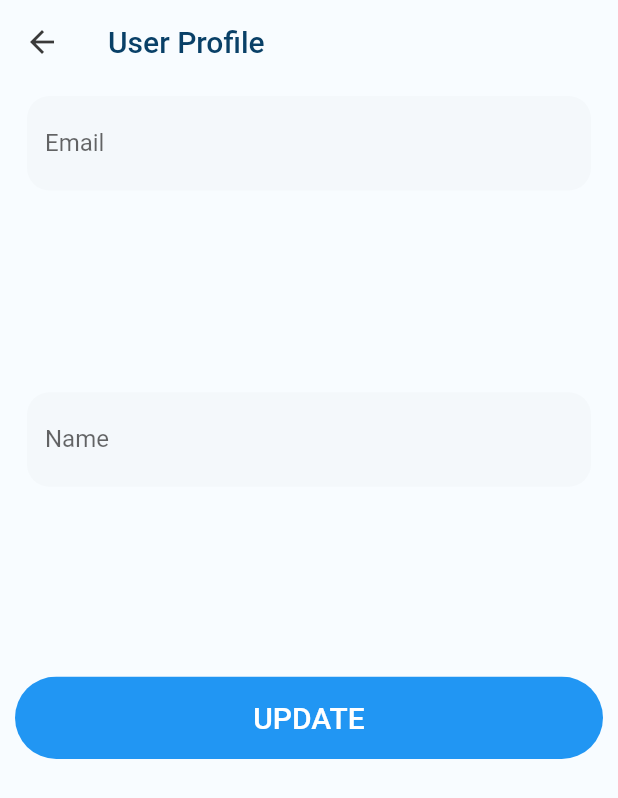
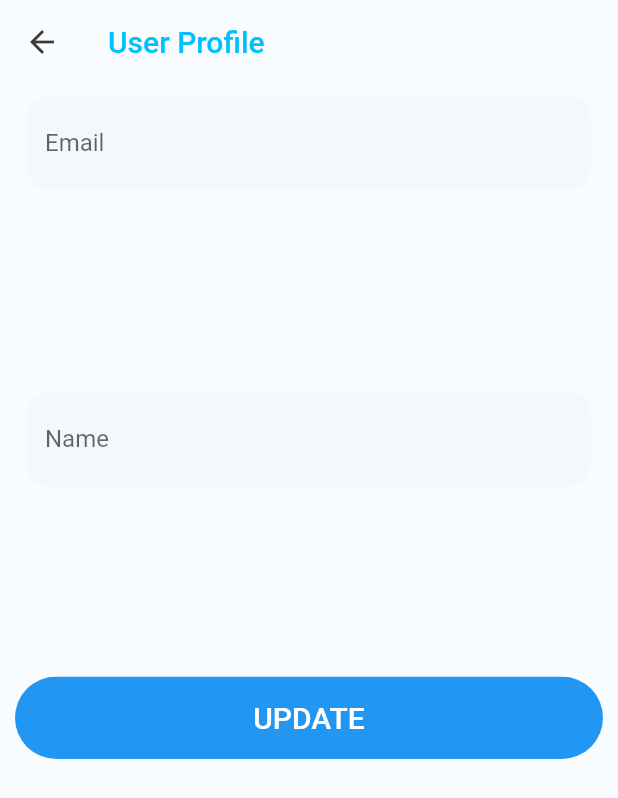
Before and after one commit to xuandatbmt/NotesApp, a Flutter app: the UserProfile screen opened directly with empty values, on a phone screen of 412 x 824 dp. Shown: the top 798 px of the screen. Run offline on Flutter 3.47's test engine with Material 2 defaults, Android fonts, the phone set to English and light mode, and no system bars; our stand-ins replace firebase_auth, flutter_speed_dial, flutter_svg, fluttertoast, font_awesome_flutter, google_sign_in and 3 more; missing offline and left inert: flutter_facebook_login; accounts and stored records are empty; Roboto replaces fonts that are missing (Poppins).

Commit message:
update color

```diff
--- a/lib/screens/menu/user_info.dart
+++ b/lib/screens/menu/user_info.dart
@@ -72,8 +72,8 @@ class _UserProfilePage extends State<UserProfile> {
     return Scaffold(
       appBar: AppBar(
         elevation: 0.0,
-        title: Text('User Profile', style: TextStyle(color: textColor)),
-        backgroundColor: backgroundColor,
+        title: Text('User Profile', style: TextStyle(color: fabSplashColor)),
+        backgroundColor: Colors.white10,
         leading: IconButton(
           icon: Icon(Icons.arrow_back),
           onPressed: () {
```
